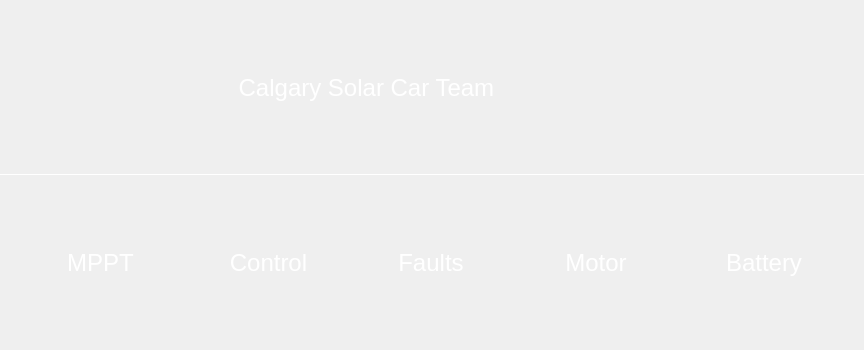
Above: src/ViewLayer/DebugDisplay/Tab/TabUi/TabUi.ui from UCSolarCarTeam/Epsilon-Dashboard before the change. Below: the same form after it.
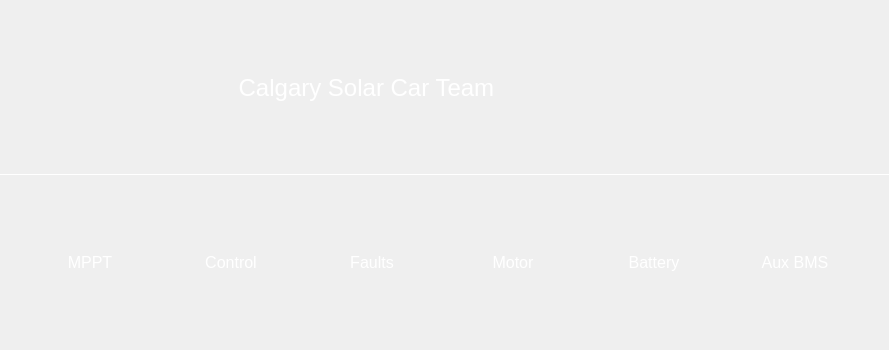
That is the form after the change. Icons and pictures are not drawn.

Patch:
```diff
--- a/src/ViewLayer/DebugDisplay/Tab/TabUi/TabUi.ui
+++ b/src/ViewLayer/DebugDisplay/Tab/TabUi/TabUi.ui
@@ -6,7 +6,7 @@
    <rect>
     <x>0</x>
     <y>0</y>
-    <width>864</width>
+    <width>889</width>
     <height>350</height>
    </rect>
   </property>
@@ -357,6 +357,15 @@
              </color>
             </brush>
            </colorrole>
+           <colorrole role="PlaceholderText">
+            <brush brushstyle="NoBrush">
+             <color alpha="128">
+              <red>255</red>
+              <green>255</green>
+              <blue>255</blue>
+             </color>
+            </brush>
+           </colorrole>
           </active>
           <inactive>
            <colorrole role="WindowText">
@@ -455,6 +464,15 @@
              </color>
             </brush>
            </colorrole>
+           <colorrole role="PlaceholderText">
+            <brush brushstyle="NoBrush">
+             <color alpha="128">
+              <red>255</red>
+              <green>255</green>
+              <blue>255</blue>
+             </color>
+            </brush>
+           </colorrole>
           </inactive>
           <disabled>
            <colorrole role="WindowText">
@@ -553,6 +571,15 @@
              </color>
             </brush>
            </colorrole>
+           <colorrole role="PlaceholderText">
+            <brush brushstyle="NoBrush">
+             <color alpha="128">
+              <red>255</red>
+              <green>255</green>
+              <blue>255</blue>
+             </color>
+            </brush>
+           </colorrole>
           </disabled>
          </palette>
         </property>
@@ -594,22 +621,31 @@
        <height>55</height>
       </size>
      </property>
-     <layout class="QHBoxLayout" name="horizontalLayout_4">
+     <property name="styleSheet">
+      <string>QPushButton{
+color: rgb(255,255,255);
+background-color: qlineargradient(x1: 0, y1: 0, x2: 0, y2: 1,
+                                      stop: 0 rgb(60,60,60), stop: 1 rgb(60,60,60));
+
+padding-left: 0;
+
+border: grey;
+}
+QPushButton:hover{
+color: rgb(255,255,255);
+background-color: qlineargradient(x1: 0, y1: 0, x2: 0, y2: 1,
+                                      stop: 0 rgb(160,160,160), stop: 1 rgb(120,120,120));
+}
+QPushButton:pressed{
+color: rgb(255,255,255);
+background-color: qlineargradient(x1: 0, y1: 0, x2: 0, y2: 1,
+                                      stop: 0 rgb(120,120,120), stop: 1 rgb(80,80,80));
+}</string>
+     </property>
+     <layout class="QHBoxLayout" name="horizontalLayout">
       <property name="spacing">
        <number>0</number>
       </property>
-      <property name="leftMargin">
-       <number>0</number>
-      </property>
-      <property name="topMargin">
-       <number>0</number>
-      </property>
-      <property name="rightMargin">
-       <number>0</number>
-      </property>
-      <property name="bottomMargin">
-       <number>0</number>
-      </property>
       <item>
        <widget class="QPushButton" name="mpptButton">
         <property name="sizePolicy">
@@ -620,7 +656,7 @@
         </property>
         <property name="minimumSize">
          <size>
-          <width>145</width>
+          <width>120</width>
           <height>40</height>
          </size>
         </property>
@@ -632,7 +668,7 @@
         </property>
         <property name="font">
          <font>
-          <pointsize>18</pointsize>
+          <pointsize>12</pointsize>
          </font>
         </property>
         <property name="toolTip">
@@ -644,9 +680,9 @@
 background-color: qlineargradient(x1: 0, y1: 0, x2: 0, y2: 1,
                                       stop: 0 rgb(60,60,60), stop: 1 rgb(60,60,60));
 
-image-position: 1,1;
+padding-left: 0;
 
-border:grey;
+border: grey;
 }
 QPushButton:hover{
 color: rgb(255,255,255);
@@ -674,7 +710,7 @@
         </property>
         <property name="minimumSize">
          <size>
-          <width>135</width>
+          <width>120</width>
           <height>40</height>
          </size>
         </property>
@@ -686,23 +722,18 @@
         </property>
         <property name="font">
          <font>
-          <pointsize>18</pointsize>
+          <pointsize>12</pointsize>
          </font>
         </property>
         <property name="styleSheet">
          <string notr="true">QPushButton{
-
 color: rgb(255,255,255);
-
 background-color: qlineargradient(x1: 0, y1: 0, x2: 0, y2: 1,
-   
-                                 stop: 0 rgb(60,60,60), stop: 1 rgb(60,60,60));
+                                      stop: 0 rgb(60,60,60), stop: 1 rgb(60,60,60));
 
-background-position: bottom left;
+padding-left: 0;
 
-image-position: 1,1;
-
-border:grey;
+border: grey;
 }
 QPushButton:hover{
 color: rgb(255,255,255);
@@ -730,7 +761,7 @@
         </property>
         <property name="minimumSize">
          <size>
-          <width>134</width>
+          <width>120</width>
           <height>40</height>
          </size>
         </property>
@@ -742,19 +773,18 @@
         </property>
         <property name="font">
          <font>
-          <pointsize>18</pointsize>
+          <pointsize>12</pointsize>
          </font>
         </property>
         <property name="styleSheet">
          <string notr="true">QPushButton{
-
 color: rgb(255,255,255);
 background-color: qlineargradient(x1: 0, y1: 0, x2: 0, y2: 1,
                                       stop: 0 rgb(60,60,60), stop: 1 rgb(60,60,60));
 
-image-position: 1,1;
+padding-left: 0;
 
-border:grey;
+border: grey;
 }
 QPushButton:hover{
 color: rgb(255,255,255);
@@ -782,7 +812,7 @@
         </property>
         <property name="minimumSize">
          <size>
-          <width>140</width>
+          <width>120</width>
           <height>40</height>
          </size>
         </property>
@@ -794,7 +824,7 @@
         </property>
         <property name="font">
          <font>
-          <pointsize>18</pointsize>
+          <pointsize>12</pointsize>
          </font>
         </property>
         <property name="styleSheet">
@@ -803,9 +833,9 @@
 background-color: qlineargradient(x1: 0, y1: 0, x2: 0, y2: 1,
                                       stop: 0 rgb(60,60,60), stop: 1 rgb(60,60,60));
 
-image-position: 1,1;
+padding-left: 0;
 
-border:grey;
+border: grey;
 }
 QPushButton:hover{
 color: rgb(255,255,255);
@@ -833,7 +863,7 @@
         </property>
         <property name="minimumSize">
          <size>
-          <width>140</width>
+          <width>120</width>
           <height>40</height>
          </size>
         </property>
@@ -845,7 +875,7 @@
         </property>
         <property name="font">
          <font>
-          <pointsize>18</pointsize>
+          <pointsize>12</pointsize>
          </font>
         </property>
         <property name="styleSheet">
@@ -854,7 +884,7 @@
 background-color: qlineargradient(x1: 0, y1: 0, x2: 0, y2: 1,
                                       stop: 0 rgb(60,60,60), stop: 1 rgb(60,60,60));
 
-image-position: 1,1;
+padding-left: 0;
 
 border: grey;
 }
@@ -874,6 +904,57 @@
         </property>
        </widget>
       </item>
+      <item>
+       <widget class="QPushButton" name="auxBmsButton">
+        <property name="sizePolicy">
+         <sizepolicy hsizetype="Fixed" vsizetype="Minimum">
+          <horstretch>0</horstretch>
+          <verstretch>0</verstretch>
+         </sizepolicy>
+        </property>
+        <property name="minimumSize">
+         <size>
+          <width>120</width>
+          <height>40</height>
+         </size>
+        </property>
+        <property name="maximumSize">
+         <size>
+          <width>110</width>
+          <height>16777215</height>
+         </size>
+        </property>
+        <property name="font">
+         <font>
+          <pointsize>12</pointsize>
+         </font>
+        </property>
+        <property name="styleSheet">
+         <string notr="true">QPushButton{
+color: rgb(255,255,255);
+background-color: qlineargradient(x1: 0, y1: 0, x2: 0, y2: 1,
+                                      stop: 0 rgb(60,60,60), stop: 1 rgb(60,60,60));
+
+padding-left: 0 ;
+
+border: grey;
+}
+QPushButton:hover{
+color: rgb(255,255,255);
+background-color: qlineargradient(x1: 0, y1: 0, x2: 0, y2: 1,
+                                      stop: 0 rgb(160,160,160), stop: 1 rgb(120,120,120));
+}
+QPushButton:pressed{
+color: rgb(255,255,255);
+background-color: qlineargradient(x1: 0, y1: 0, x2: 0, y2: 1,
+                                      stop: 0 rgb(120,120,120), stop: 1 rgb(80,80,80));
+}</string>
+        </property>
+        <property name="text">
+         <string>Aux BMS</string>
+        </property>
+       </widget>
+      </item>
      </layout>
     </widget>
    </item>
```
